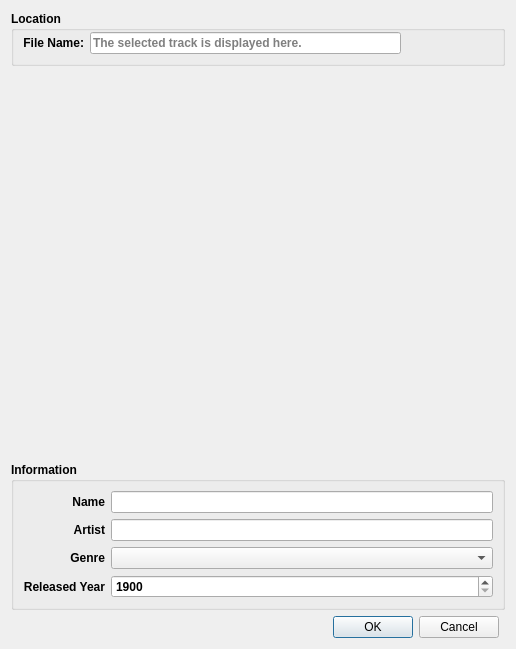
The window that ui/dialogs/songedit.ui (amirmohsen1384/mockingbird) describes before a commit, drawn with Qt 5.
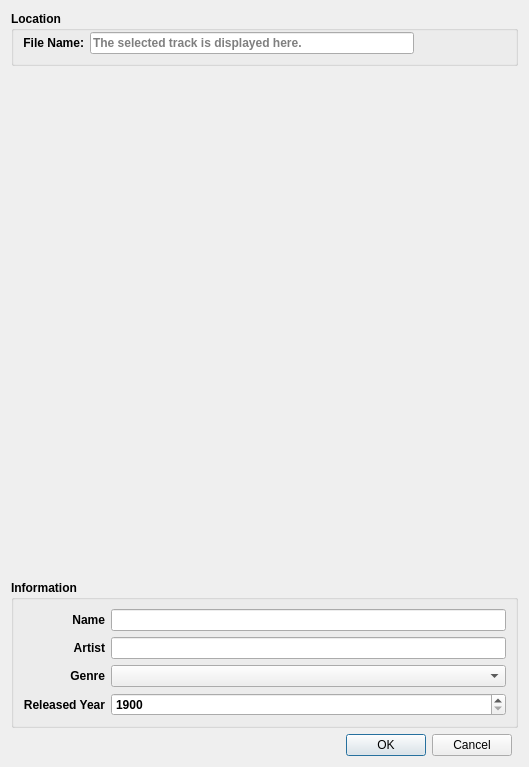
The same window after the commit. Icons and pictures are not drawn. Custom widgets are drawn as their Qt base class.

Commit message: Added a function to remove the cover

Patch:
```diff
--- a/ui/dialogs/songedit.ui
+++ b/ui/dialogs/songedit.ui
@@ -6,8 +6,8 @@
    <rect>
     <x>0</x>
     <y>0</y>
-    <width>516</width>
-    <height>649</height>
+    <width>529</width>
+    <height>767</height>
    </rect>
   </property>
   <property name="windowTitle">
@@ -17,17 +17,14 @@
    <bool>true</bool>
   </property>
   <layout class="QGridLayout" name="mainLayout">
-   <item row="2" column="0" colspan="2">
-    <widget class="ImageView" name="coverView" native="true">
-     <property name="sizePolicy">
-      <sizepolicy hsizetype="MinimumExpanding" vsizetype="MinimumExpanding">
-       <horstretch>0</horstretch>
-       <verstretch>0</verstretch>
-      </sizepolicy>
+   <item row="5" column="0">
+    <widget class="QDialogButtonBox" name="buttonBox">
+     <property name="standardButtons">
+      <set>QDialogButtonBox::StandardButton::Cancel|QDialogButtonBox::StandardButton::Ok</set>
      </property>
     </widget>
    </item>
-   <item row="3" column="0" colspan="2">
+   <item row="4" column="0" colspan="2">
     <widget class="QGroupBox" name="infoGroup">
      <property name="sizePolicy">
       <sizepolicy hsizetype="Preferred" vsizetype="Preferred">
@@ -292,13 +289,75 @@
      </layout>
     </widget>
    </item>
-   <item row="4" column="0">
-    <widget class="QDialogButtonBox" name="buttonBox">
-     <property name="standardButtons">
-      <set>QDialogButtonBox::StandardButton::Cancel|QDialogButtonBox::StandardButton::Ok</set>
+   <item row="2" column="0" colspan="2">
+    <widget class="ImageView" name="coverView" native="true">
+     <property name="sizePolicy">
+      <sizepolicy hsizetype="MinimumExpanding" vsizetype="MinimumExpanding">
+       <horstretch>0</horstretch>
+       <verstretch>0</verstretch>
+      </sizepolicy>
      </property>
     </widget>
    </item>
+   <item row="3" column="0">
+    <layout class="QHBoxLayout" name="removePhotoLayout">
+     <property name="leftMargin">
+      <number>0</number>
+     </property>
+     <property name="topMargin">
+      <number>0</number>
+     </property>
+     <item>
+      <spacer name="leftSpacer">
+       <property name="orientation">
+        <enum>Qt::Orientation::Horizontal</enum>
+       </property>
+       <property name="sizeHint" stdset="0">
+        <size>
+         <width>40</width>
+         <height>20</height>
+        </size>
+       </property>
+      </spacer>
+     </item>
+     <item>
+      <widget class="QPushButton" name="removePhotoButton">
+       <property name="toolTip">
+        <string>Remove Cover</string>
+       </property>
+       <property name="text">
+        <string/>
+       </property>
+       <property name="icon">
+        <iconset resource="../../resources.qrc">
+         <normaloff>:/images/dialogs/delete.png</normaloff>:/images/dialogs/delete.png</iconset>
+       </property>
+       <property name="iconSize">
+        <size>
+         <width>32</width>
+         <height>32</height>
+        </size>
+       </property>
+       <property name="flat">
+        <bool>true</bool>
+       </property>
+      </widget>
+     </item>
+     <item>
+      <spacer name="rightSpacer">
+       <property name="orientation">
+        <enum>Qt::Orientation::Horizontal</enum>
+       </property>
+       <property name="sizeHint" stdset="0">
+        <size>
+         <width>40</width>
+         <height>20</height>
+        </size>
+       </property>
+      </spacer>
+     </item>
+    </layout>
+   </item>
   </layout>
  </widget>
  <customwidgets>
```
Left out of the diff: 25 changed lines with no effect on the pictures. The commit also changes 2 other files.
